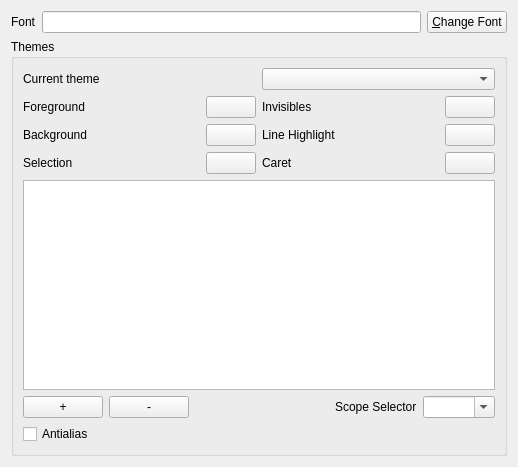
prymatex/prymatex, file resources/ui/settings/themes.ui: the form before one commit.
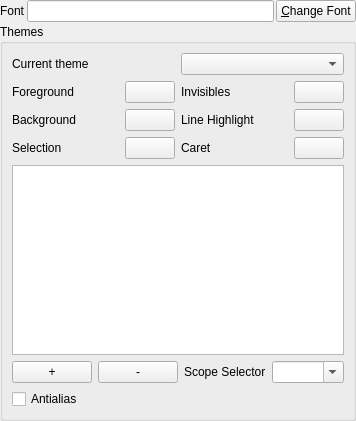
The form after the commit. Icons and pictures are not drawn.

```diff
--- a/resources/ui/settings/themes.ui
+++ b/resources/ui/settings/themes.ui
@@ -6,8 +6,8 @@
    <rect>
     <x>0</x>
     <y>0</y>
-    <width>518</width>
-    <height>467</height>
+    <width>315</width>
+    <height>421</height>
    </rect>
   </property>
   <property name="windowTitle">
@@ -18,6 +18,12 @@
     <normaloff>:/icons/actions/format-font-size-more.png</normaloff>:/icons/actions/format-font-size-more.png</iconset>
   </property>
   <layout class="QVBoxLayout" name="verticalLayout_2">
+   <property name="spacing">
+    <number>2</number>
+   </property>
+   <property name="margin">
+    <number>0</number>
+   </property>
    <item>
     <layout class="QHBoxLayout" name="horizontalLayout">
      <item>
```
Left out of the diff: 4 changed lines with no effect on the pictures.
